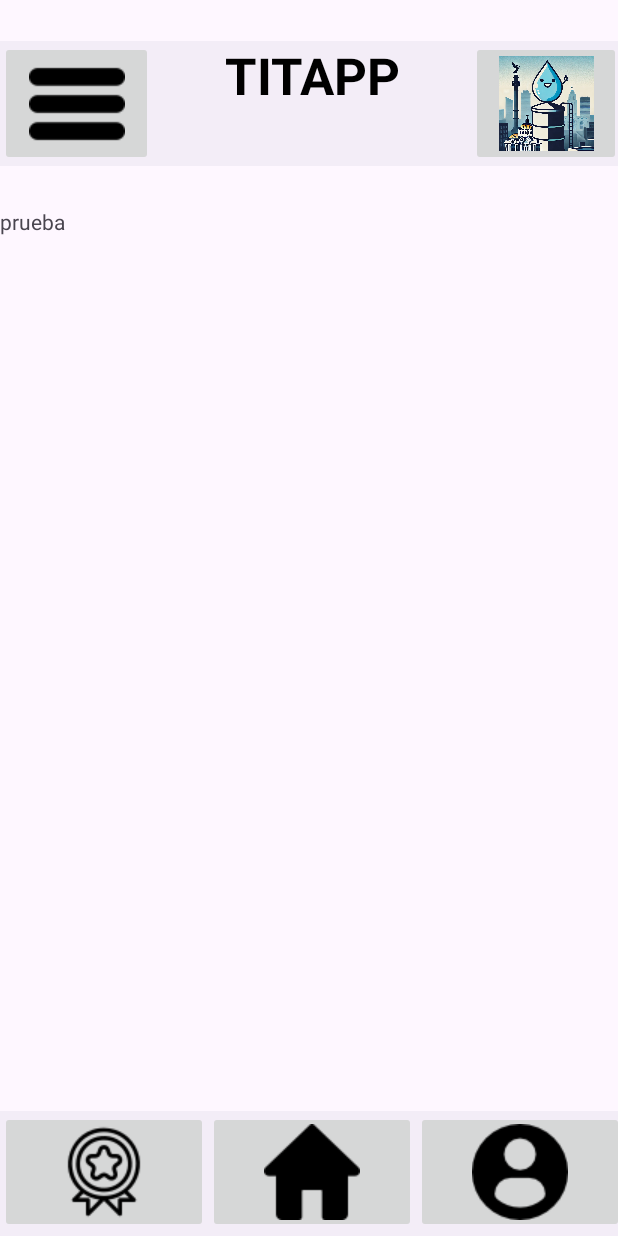
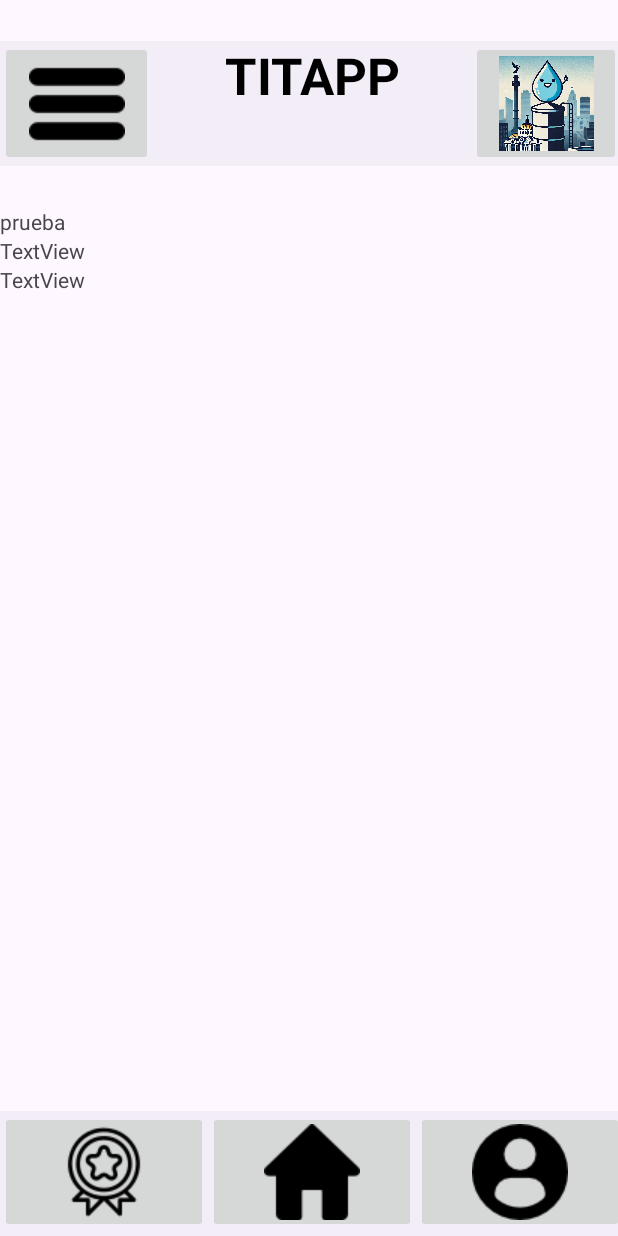
Before and after one commit to Vicpip/TITAAPP, an Android app: the screen it shows after launch (MainActivity), on a phone screen of 412 x 824 dp. Run offline under Robolectric (Android 15) with nearby library versions, the phone set to English and light mode, and no system bars.

Commit message:
prueba A

```diff
--- a/app/src/main/res/layout/activity_main.xml
+++ b/app/src/main/res/layout/activity_main.xml
@@ -66,6 +66,18 @@
             android:layout_width="match_parent"
             android:layout_height="wrap_content"
             android:text="prueba" />
+
+        <TextView
+            android:id="@+id/textView3"
+            android:layout_width="match_parent"
+            android:layout_height="wrap_content"
+            android:text="TextView" />
+
+        <TextView
+            android:id="@+id/textView4"
+            android:layout_width="match_parent"
+            android:layout_height="wrap_content"
+            android:text="TextView" />
     </LinearLayout>
 
     <com.google.android.material.bottomnavigation.BottomNavigationView
```
